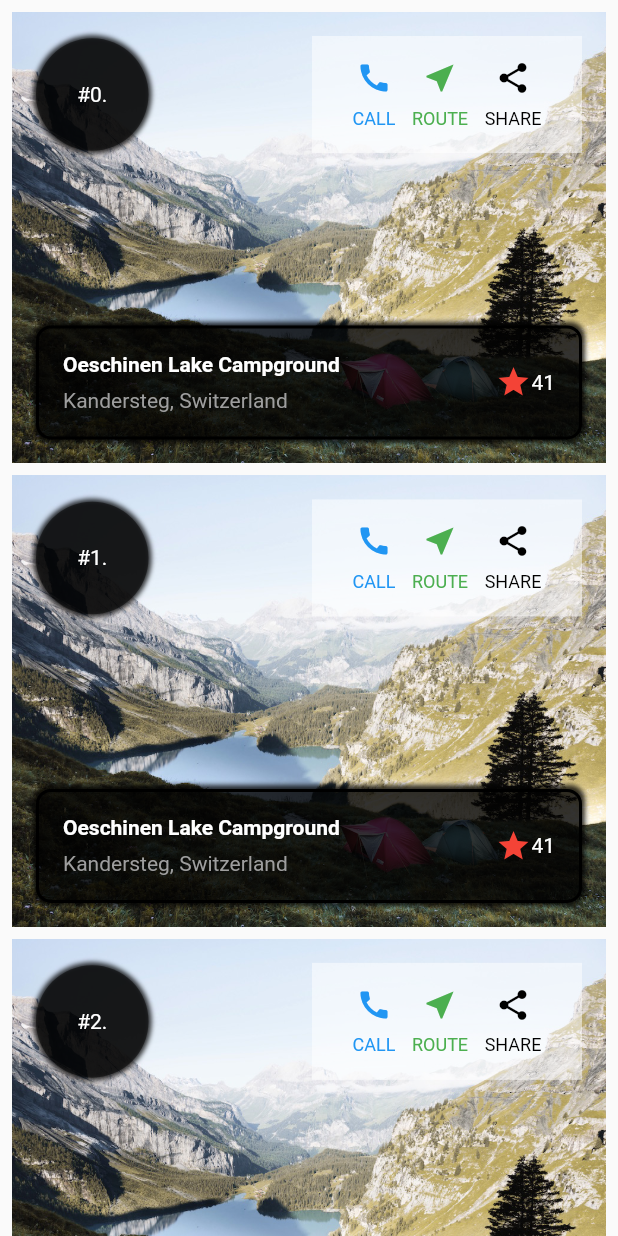
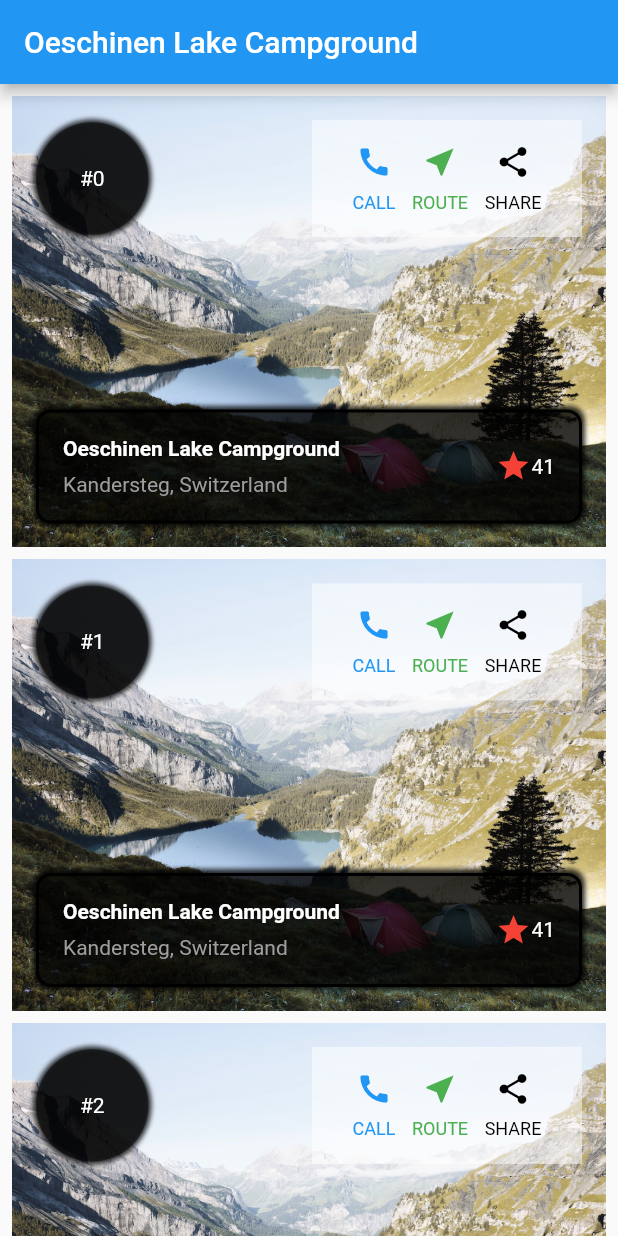
Before and after one commit to olenka-d/flutter_project_tutor, a Flutter app: the screen it shows after launch, on a phone screen of 412 x 824 dp. Run offline on Flutter 3.47's test engine with Material 2 defaults, Android fonts, the phone set to English and light mode, and no system bars.

```diff
--- a/lib/main.dart
+++ b/lib/main.dart
@@ -1,13 +1,152 @@
 import 'package:flutter/material.dart';
+import 'package:flutter_project_tutor/about_page.dart';
 
 void main() => runApp(const MyApp());
 
 class MyApp extends StatelessWidget {
-  const MyApp({super.key});
+  const MyApp({Key? key}) : super(key: key);
 
   @override
   Widget build(BuildContext context) {
-    Widget titleSection = Align(
+    return MaterialApp(
+      home: HomePage(title: 'Oeschinen Lake Campground'),
+    );
+  }
+}
+
+class HomePage extends StatefulWidget {
+  final String title;
+
+  const HomePage({Key? key, required this.title}) : super(key: key);
+
+  @override
+  _HomePageState createState() => _HomePageState();
+}
+
+class _HomePageState extends State<HomePage> {
+  List<String> titles = [
+    'Oeschinen Lake Campground',
+    'Oeschinen Lake Campground',
+    'Oeschinen Lake Campground',
+  ];
+
+  void _navigateToAboutPage(int index) async {
+    final updatedData = await Navigator.push(
+      context,
+      MaterialPageRoute(
+        builder: (context) => AboutPage(title: titles[index], key: UniqueKey(),),
+      ),
+    );
+
+    if (updatedData != null) {
+      setState(() {
+        titles[index] = updatedData['title'];
+      });
+    }
+    else {
+      showDialog(
+        context: context,
+        builder: (BuildContext context) {
+          return AlertDialog(
+            title: Text('Warning'),
+            content: Text('Quit without saving?'),
+            actions: [
+              TextButton(
+                child: Text('OK'),
+                onPressed: () {
+                  Navigator.pop(context);
+                },
+              ),
+              TextButton(
+                child: Text('Cancel'),
+                onPressed: () {
+                  Navigator.pop(context);
+                  Navigator.push(context, MaterialPageRoute(builder: (context) => AboutPage(title: titles[index], key: UniqueKey(),)));
+                },
+              ),
+            ],
+          );
+        },
+      );
+    }
+  }
+
+  @override
+  Widget build(BuildContext context) {
+    return Scaffold(
+      appBar: AppBar(
+        title: Text(widget.title),
+      ),
+      body: ListView.builder(
+        padding: const EdgeInsets.all(8),
+        itemCount: titles.length,
+        itemBuilder: (BuildContext context, int index) {
+          return GestureDetector(
+            onTap: () => _navigateToAboutPage(index),
+            child: Container(
+              margin: const EdgeInsets.only(bottom: 8.0),
+              child: Stack(
+                children: [
+                  FractionallySizedBox(
+                    widthFactor: 1.0,
+                    child: Image.asset(
+                      'images/lake.jpg',
+                      fit: BoxFit.cover,
+                    ),
+                  ),
+                  Padding(
+                    padding: const EdgeInsets.all(16.0),
+                    child: Row(
+                      mainAxisAlignment: MainAxisAlignment.spaceBetween,
+                      children: [
+                        Container(
+                          width: 75,
+                          height: 75,
+                          decoration: BoxDecoration(
+                            boxShadow: const [
+                              BoxShadow(
+                                color: Color.fromRGBO(0, 0, 0, 0.8),
+                                blurRadius: 2.0,
+                                spreadRadius: 2.0,
+                              ),
+                            ],
+                            shape: BoxShape.circle,
+                            color: Colors.black.withOpacity(0.5),
+                          ),
+                          child: Center(
+                            child: Text(
+                              '#$index',
+                              style: const TextStyle(
+                                color: Colors.white,
+                              ),
+                            ),
+                          ),
+                        ),
+                        Container(
+                          alignment: Alignment.center,
+                          padding: const EdgeInsets.all(16.0),
+                          width: 180,
+                          decoration: const BoxDecoration(
+                            //border: Border.all(color: Colors.white, width: 2.0),
+                            color: Color.fromRGBO(255, 255, 255, 0.5),
+                          ),
+                          child: Row(
+                            mainAxisAlignment: MainAxisAlignment.spaceEvenly,
+                            children: [
+                              _buildButtonColumn(Colors.blue, Icons.call, 'CALL'),
+                              _buildButtonColumn(Colors.green, Icons.near_me, 'ROUTE'),
+                              _buildButtonColumn(Colors.black, Icons.share, 'SHARE'),
+                            ],
+                          ),
+                        ),
+                      ],
+                    ),
+                  ),
+                  Positioned(
+                    left: 16,
+                    right: 16,
+                    bottom: 16,
+                    child: Align(
                       alignment: Alignment.bottomCenter,
                       child: Container(
                         alignment: Alignment.center,
@@ -34,9 +173,9 @@ class MyApp extends StatelessWidget {
                                   /*2*/
                                   Container(
                                     padding: const EdgeInsets.only(bottom: 8),
-                  child: const Text(
-                    'Oeschinen Lake Campground',
-                    style: TextStyle(
+                                    child: Text(
+                                      titles[index],
+                                      style: const TextStyle(
                                         color: Colors.white,
                                         fontWeight: FontWeight.bold,
                                       ),
@@ -65,106 +204,17 @@ class MyApp extends StatelessWidget {
                           ],
                         ),
                       ),
-    );
-    Color color = Theme.of(context).primaryColor;
-
-    Widget buttonSection = Container(
-      alignment: Alignment.center,
-      padding: const EdgeInsets.all(16.0),
-      width: 180,
-      decoration: const BoxDecoration(
-        //border: Border.all(color: Colors.white, width: 2.0),
-        color: Color.fromRGBO(255, 255, 255, 0.5),
+                    )
                   ),
-      child: Row(
-        mainAxisAlignment: MainAxisAlignment.spaceEvenly,
-        children: [
-          _buildButtonColumn(color, Icons.call, 'CALL'),
-          _buildButtonColumn(Colors.green, Icons.near_me, 'ROUTE'),
-          _buildButtonColumn(Colors.black, Icons.share, 'SHARE'),
-        ],
-      ),
-    );
-
-/*    Widget textSection = const Padding(
-      padding: EdgeInsets.all(32),
-      child: Text(
-        'Lake Oeschinen lies at the foot of the Blüemlisalp in the Bernese '
-            'Alps. Situated 1,578 meters above sea level, it is one of the '
-            'larger Alpine Lakes. A gondola ride from Kandersteg, followed by a '
-            'half-hour walk through pastures and pine forest, leads you to the '
-            'lake, which warms to 20 degrees Celsius in the summer. Activities '
-            'enjoyed here include rowing, and riding the summer toboggan run.',
-        softWrap: true,
-      ),
-    );*/
-    return MaterialApp(
-      title: 'Flutter layout demo',
-      home: Scaffold(
-        body: ListView.builder(
-          padding: const EdgeInsets.all(8),
-          itemCount: 3,
-          itemBuilder: (BuildContext context, int index) {
-            Widget numeric = Container(
-              width: 75,
-              height: 75,
-              decoration: BoxDecoration(
-                boxShadow: const [
-                  BoxShadow(
-                    color: Color.fromRGBO(0, 0, 0, 0.8),
-                    blurRadius: 2.0,
-                    spreadRadius: 2.0,
-                  ),
-                ],
-                shape: BoxShape.circle,
-                color: Colors.black.withOpacity(0.5),
-              ),
-              child: Center(
-                child: Text(
-                  '#$index.',
-                  style: const TextStyle(
-                    color: Colors.white,
-                  ),
-                ),
-              ),
-            );
-            return Container(
-              margin: const EdgeInsets.only(bottom: 8.0),
-              child: Stack(
-                children: [
-                  FractionallySizedBox(
-                    widthFactor: 1.0,
-                    child: Image.asset(
-                      'images/lake.jpg',
-                      fit: BoxFit.cover,
-                    ),
-                  ),
-                  Padding(
-                    padding: const EdgeInsets.all(16.0),
-                    child: Row(
-                      mainAxisAlignment: MainAxisAlignment.spaceBetween,
-                      children: [
-                        numeric,
-                        buttonSection,
-                      ],
-                    ),
-                  ),
-                  Positioned(
-                    left: 16,
-                    right: 16,
-                    bottom: 16,
-                    child: titleSection,
-                  ),
-                ],
-              ),
+                ]
+              )
+            )
           );
         },
-        ),
       ),
     );
   }
 }
-
 Column _buildButtonColumn(Color color, IconData icon, String label) {
   return Column(
     mainAxisSize: MainAxisSize.min,
```
Also changed, not shown: lib/about_page.dart (added, +67 -0 lines). Lines whose indentation alone changed are shown as unchanged.
